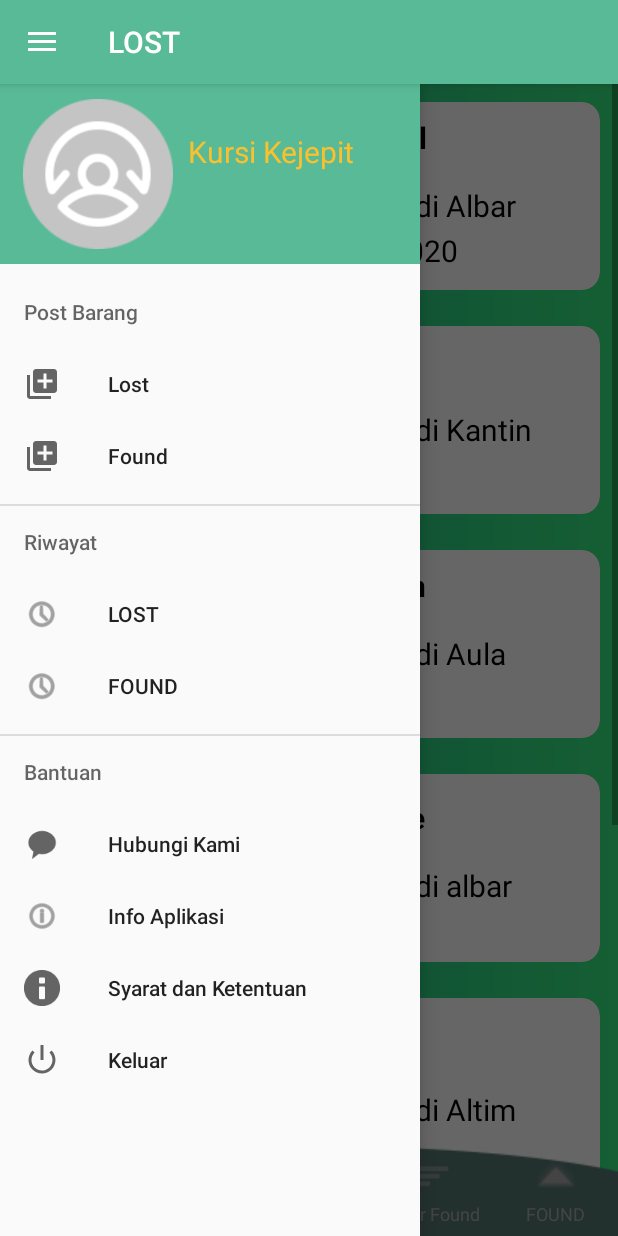
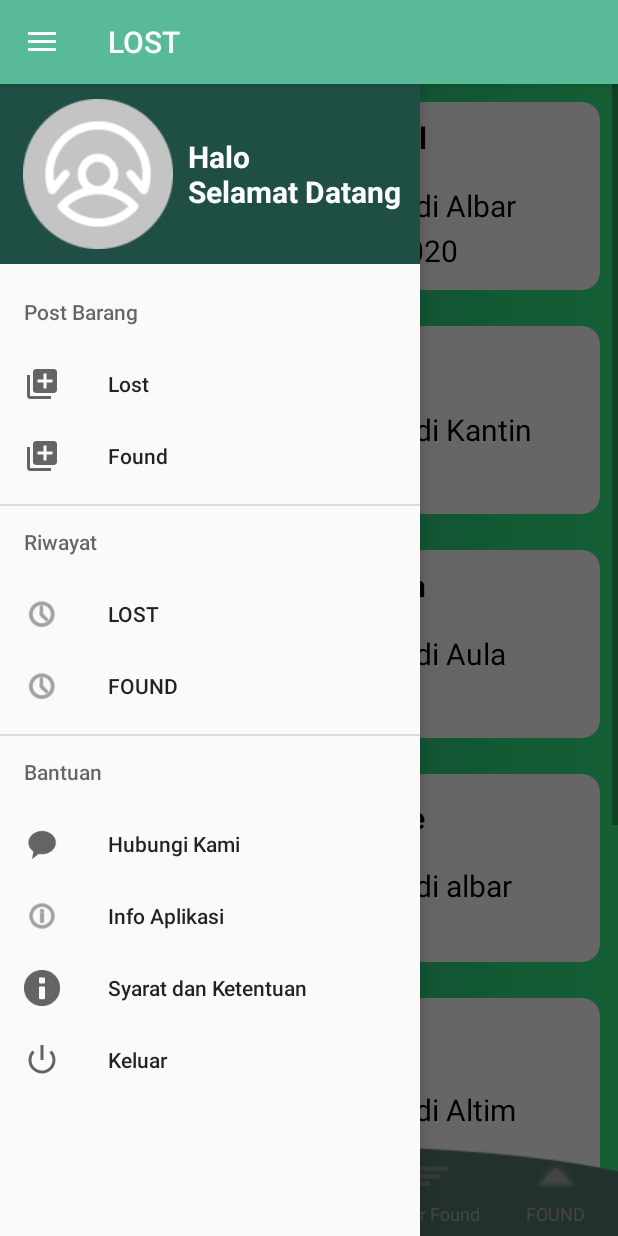
Before and after one commit to muhamadirwan99/lofouproject, an Android app: the MainActivity screen opened directly, with no data from a screen before it, with the side drawer open, on a phone screen of 412 x 824 dp. Run offline under Robolectric (Android 15) with nearby library versions, the phone set to English and light mode, and no system bars; our stand-ins replace Firebase (no records; nobody signed in at launch, a user with empty details on screens opened directly), navigation-ui.

Commit message:
mengubah nama pada drawer_header.xml

```diff
--- a/app/src/main/res/layout/drawer_header.xml
+++ b/app/src/main/res/layout/drawer_header.xml
@@ -6,7 +6,7 @@
     android:orientation="vertical"
     android:layout_width="match_parent"
     android:layout_height="120dp"
-    android:background="@color/colorPrimary">
+    android:background="#1f4e45">
 
     <ImageView
         android:onClick="editProfil"
@@ -20,29 +20,20 @@
         android:layout_marginRight="150dp"/>
 
     <TextView
-        android:id="@+id/textView3"
+        android:id="@+id/namadrawer"
         android:layout_width="200dp"
         android:layout_height="wrap_content"
-        android:text="Kursi Kejepit"
-        android:textColor="#FBC02D"
+        android:text="Halo \nSelamat Datang"
+        android:textColor="#ffff"
+        android:textStyle="bold"
         android:textSize="20sp"
         app:layout_constraintBottom_toBottomOf="parent"
         app:layout_constraintEnd_toEndOf="parent"
         app:layout_constraintStart_toStartOf="parent"
         app:layout_constraintTop_toTopOf="parent"
         android:layout_marginLeft="170dp"
-        android:layout_marginBottom="30dp"/>
+        android:layout_marginBottom="0dp"/>
 
-    <TextView
-        android:layout_width="200dp"
-        android:layout_height="wrap_content"
-        android:text="69 Tahun"
-        android:textColor="#FBC02D"
-        android:textSize="20sp"
-        app:layout_constraintBottom_toBottomOf="@+id/textView3"
-        app:layout_constraintEnd_toEndOf="@+id/textView3"
-        app:layout_constraintStart_toStartOf="@+id/textView3"
-        app:layout_constraintTop_toTopOf="@+id/textView3"
-        android:layout_marginTop="80dp"/>
+
 
 </androidx.constraintlayout.widget.ConstraintLayout>
```
Also changed, not shown: app/src/main/java/com/example/lofou/MainActivity.java (+13 -0 lines).
